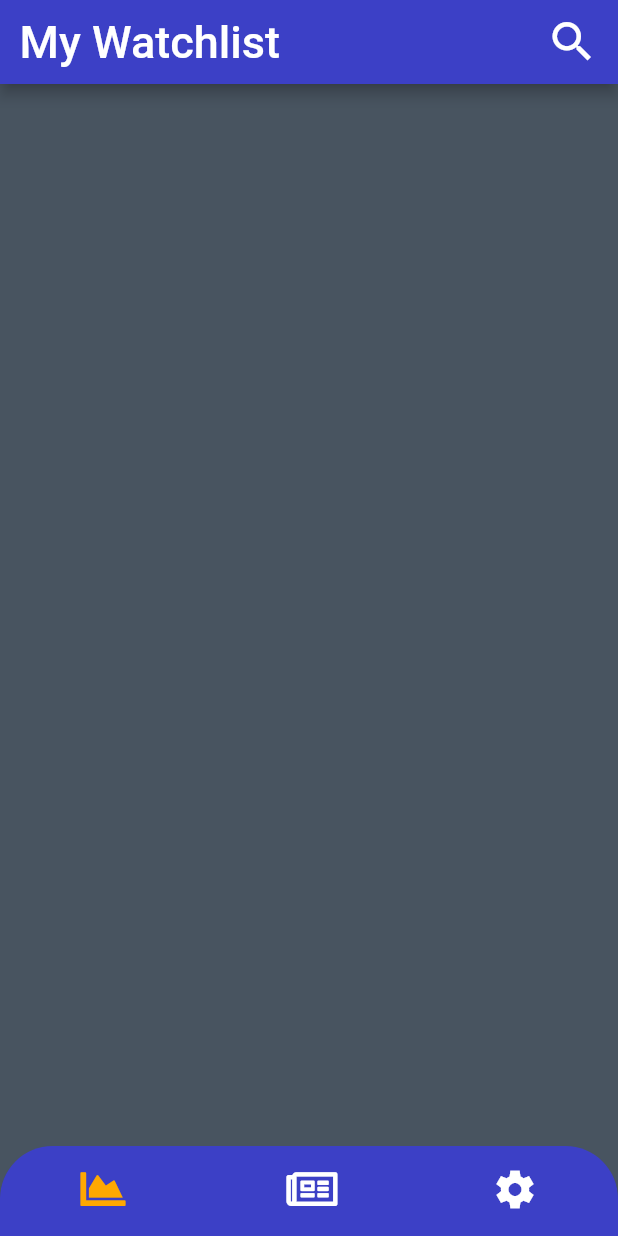
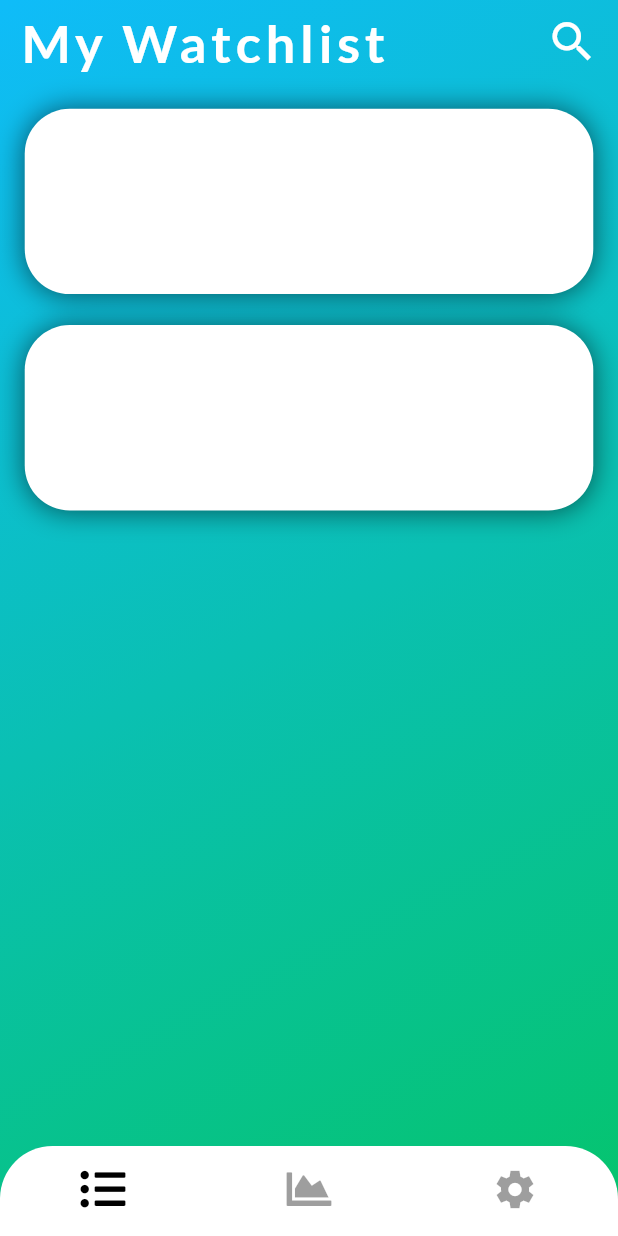
Before and after one commit to sahnik1/Listed, a Flutter app: the screen it shows after launch, on a phone screen of 412 x 824 dp. Run offline on Flutter 3.47's test engine with Material 2 defaults, Android fonts, the phone set to English and light mode, and no system bars; our stand-ins replace font_awesome_flutter, google_fonts, sqflite; accounts and stored records are empty.

Commit message:
Seperated Views to Individual Files

```diff
--- /dev/null
+++ b/listed/lib/WatchlistView.dart
@@ -0,0 +1,58 @@
+import 'package:flutter/material.dart';
+import 'package:font_awesome_flutter/font_awesome_flutter.dart';
+import 'dart:convert' as convert;
+import 'package:http/http.dart' as http;
+import 'package:google_fonts/google_fonts.dart';
+import 'dart:async';
+import 'package:path/path.dart';
+import 'package:sqflite/sqflite.dart';
+
+
+class WatchlistView extends StatelessWidget{
+
+  @override
+  Widget build(BuildContext context) {
+    var devicesize = MediaQuery.of(context).size;
+
+    return Padding(
+      padding: EdgeInsets.all(devicesize.width*0.04),
+      child: ListView(
+        children: [
+          Container(
+            width: devicesize.width*0.95,
+            height: devicesize.height*0.15,
+            decoration: BoxDecoration(
+              borderRadius: BorderRadius.all(Radius.circular(30)),
+              color: Colors.white,
+              boxShadow: <BoxShadow>[
+                BoxShadow(
+                    color: Colors.black54,
+                    blurRadius: 15.0,
+                    offset: Offset(0.0, 0.75)
+                )
+              ],
+            ),
+          ),
+          SizedBox(
+            height: devicesize.height*0.025,
+          ),
+          Container(
+            width: devicesize.width*0.95,
+            height: devicesize.height*0.15,
+            decoration: BoxDecoration(
+              borderRadius: BorderRadius.all(Radius.circular(30)),
+              color: Colors.white,
+              boxShadow: <BoxShadow>[
+                BoxShadow(
+                    color: Colors.black54,
+                    blurRadius: 15.0,
+                    offset: Offset(0.0, 0.75)
+                )
+              ],
+            ),
+          ),
+        ],
+      ),
+    );
+  }
+}
--- a/listed/lib/main.dart
+++ b/listed/lib/main.dart
@@ -1,5 +1,29 @@
 import 'package:flutter/material.dart';
 import 'package:font_awesome_flutter/font_awesome_flutter.dart';
+import 'dart:convert' as convert;
+import 'package:http/http.dart' as http;
+import 'package:google_fonts/google_fonts.dart';
+import 'WatchlistView.dart';
+import 'dart:async';
+import 'package:path/path.dart';
+import 'package:sqflite/sqflite.dart';
+
+/*void main(List<String> arguments) async {
+  // This example uses the Google Books API to search for books about http.
+  // https://developers.google.com/books/docs/overview
+  var url = 'https://www.alphavantage.co/query?function=TIME_SERIES_INTRADAY&symbol=IBM&interval=5min&apikey=demo';
+
+  // Await the http get response, then decode the json-formatted response.
+  var response = await http.get(url);
+  if (response.statusCode == 200) {
+    var jsonResponse = convert.jsonDecode(response.body);
+    var closePrice = jsonResponse['Time Series (5min)']['2020-10-02 18:00:00']['4. close'];
+    print('IBM\'s Close Price: $closePrice.');
+  } else {
+    print('Request failed with status: ${response.statusCode}.');
+  }
+}
+*/
 
 void main() {
   runApp(MyApp());
@@ -46,14 +70,19 @@ class _MyHomePageState extends State<MyHomePage> {
     var devicesize = MediaQuery.of(context).size;
 
     var topBar = AppBar(
-        backgroundColor: Color.fromRGBO(60,64,198,1.0),
+        backgroundColor: Colors.transparent,
+        shadowColor: Colors.transparent,
         title: Padding(
           padding: const EdgeInsets.all(8.0),
           child: Text('My Watchlist',
-            style: TextStyle(
+            style: GoogleFonts.lato(
+              textStyle: TextStyle(
                 color: Colors.white,
-              fontSize: 30,
+                fontSize: 35,
+                fontWeight: FontWeight.w700,
+                letterSpacing: 3,
               ),
+            )
           ),
         ),
         titleSpacing: 5,
@@ -76,19 +105,19 @@ class _MyHomePageState extends State<MyHomePage> {
         showSelectedLabels: false,
         showUnselectedLabels: false,
         iconSize: 30,
-        backgroundColor: Color.fromRGBO(60,64,198,1.0),
+        backgroundColor: Colors.white,
         //Color.fromRGBO(47,53,66,1.0),
-        unselectedItemColor: Colors.white,
+        unselectedItemColor: Colors.black38,
         //Color.fromRGBO(206,214,224,1.0),
-        selectedItemColor: Color.fromRGBO(255,168,1,1.0),
+        selectedItemColor: Colors.black,
         //Color.fromRGBO(72,219,251,1.0),
         items: [
           BottomNavigationBarItem(
-              icon: Icon(FontAwesomeIcons.chartArea),
+              icon: Icon(FontAwesomeIcons.listUl),
               label: 'Watchlist',
           ),
           BottomNavigationBarItem(
-            icon: Icon(FontAwesomeIcons.newspaper),
+            icon: Icon(FontAwesomeIcons.chartArea),
             label: "News",
           ),
           BottomNavigationBarItem(
@@ -99,10 +128,20 @@ class _MyHomePageState extends State<MyHomePage> {
     );
 
     return DefaultTabController(length: 3,
+        child: Container(
+          decoration: BoxDecoration(
+            gradient: LinearGradient(
+                begin: Alignment.topLeft,
+                end: Alignment.bottomRight,
+                colors: [ Color.fromRGBO(15, 188, 249,1.0),
+                  Color.fromRGBO(5, 196, 107,1.0)
+                ]
+            ),
+          ),
           child: Scaffold(
             extendBodyBehindAppBar: true,
             appBar: topBar,
-          backgroundColor: Color.fromRGBO(72,84,96,1.0),
+            backgroundColor: Colors.transparent,
             bottomNavigationBar: Container(
                 child: ClipRRect(
                     borderRadius: BorderRadius.only(
@@ -112,6 +151,8 @@ class _MyHomePageState extends State<MyHomePage> {
                     child: navBar,
                 ),
             ),
+            body: WatchlistView(),
+          ),
         ),
     );
   }
```
Also changed, not shown: listed/lib/StockView.dart (+28 -5 lines), listed/pubspec.yaml (+4 -4 lines), 4 other files. Lines whose indentation alone changed are shown as unchanged.
